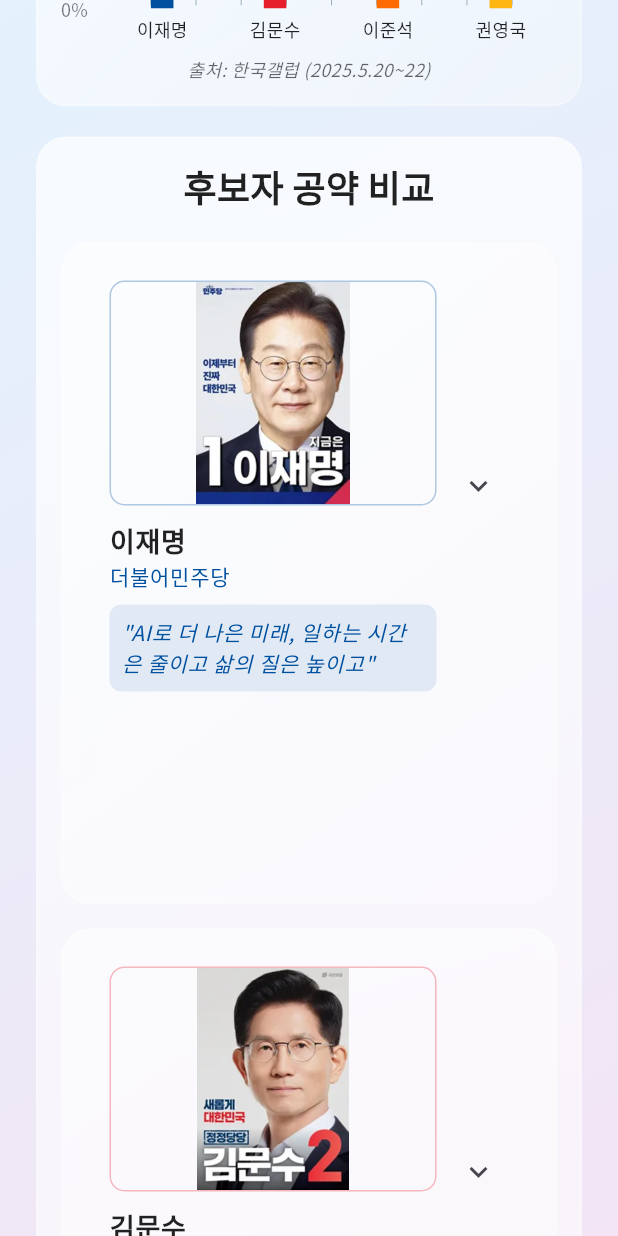
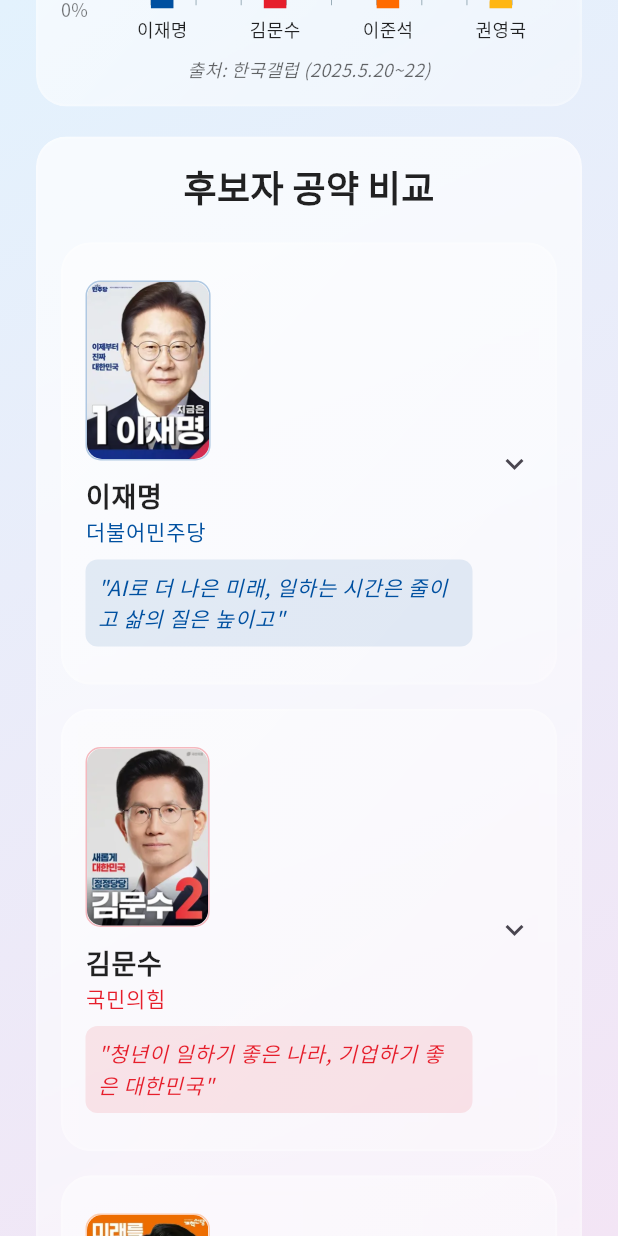
Before and after one commit to jangjia01234/ez-vote-kr, a Flutter app: the screen it shows after launch, scrolled down 576 dp, on a phone screen of 412 x 824 dp. Run offline on Flutter 3.47's test engine with Material 3 defaults, Android fonts, the light colour scheme and no system bars; drawn by our look-alikes of fl_chart; our stand-ins replace google_fonts.

Commit message:
style: 후보자 카드 이미지 크기 최적화 및 오버플로우 수정

```diff
--- a/lib/screens/home_page.dart
+++ b/lib/screens/home_page.dart
@@ -415,16 +415,11 @@
           const SizedBox(height: 20),
           LayoutBuilder(
             builder: (context, constraints) {
-              return GridView.builder(
+              return ListView.separated(
                 shrinkWrap: true,
                 physics: const NeverScrollableScrollPhysics(),
-                gridDelegate: SliverGridDelegateWithFixedCrossAxisCount(
-                  crossAxisCount: constraints.maxWidth > 600 ? 2 : 1,
-                  childAspectRatio: 0.75,
-                  crossAxisSpacing: 16,
-                  mainAxisSpacing: 16,
-                ),
                 itemCount: 4,
+                separatorBuilder: (context, index) => const SizedBox(height: 16),
                 itemBuilder: (context, index) {
                   final candidates = ['이재명', '김문수', '이준석', '권영국'];
                   return _buildCandidateCard(candidates[index], '', index);
@@ -485,7 +480,12 @@
 
     return GlassCard(
       opacity: 0.5,
+      child: Theme(
+        data: Theme.of(context).copyWith(
+          dividerColor: Colors.transparent,
+        ),
         child: ExpansionTile(
+          tilePadding: EdgeInsets.zero,
           initiallyExpanded: _expandedPanelIndices.contains(index),
           onExpansionChanged: (isExpanded) {
             setState(() {
@@ -499,9 +499,9 @@
           title: Column(
             crossAxisAlignment: CrossAxisAlignment.start,
             children: [
-            Container(
-              width: double.infinity,
-              height: 150,
+              SizedBox(
+                height: 120,
+                child: Container(
                   decoration: BoxDecoration(
                     borderRadius: BorderRadius.circular(10),
                     border: Border.all(
@@ -526,6 +526,7 @@
                           ),
                         );
                       },
+                    ),
                   ),
                 ),
               ),
@@ -566,7 +567,10 @@
           ),
           children: [
             Padding(
-            padding: const EdgeInsets.all(16.0),
+              padding: const EdgeInsets.only(
+                top: 16.0,
+                bottom: 8.0,
+              ),
               child: Column(
                 crossAxisAlignment: CrossAxisAlignment.start,
                 children: [
@@ -580,7 +584,9 @@
                   ),
                   const SizedBox(height: 10),
                   ...candidatesPolicies[name]!.entries.map((entry) {
-                  return Column(
+                    return Padding(
+                      padding: const EdgeInsets.only(bottom: 16.0),
+                      child: Column(
                         crossAxisAlignment: CrossAxisAlignment.start,
                         children: [
                           Container(
@@ -629,8 +635,8 @@
                               ],
                             ),
                           )).toList(),
-                      const SizedBox(height: 16),
                         ],
+                      ),
                     );
                   }).toList(),
                 ],
@@ -638,6 +644,7 @@
             ),
           ],
         ),
+      ),
     );
   }
 }
```
Lines whose indentation alone changed are shown as unchanged.
